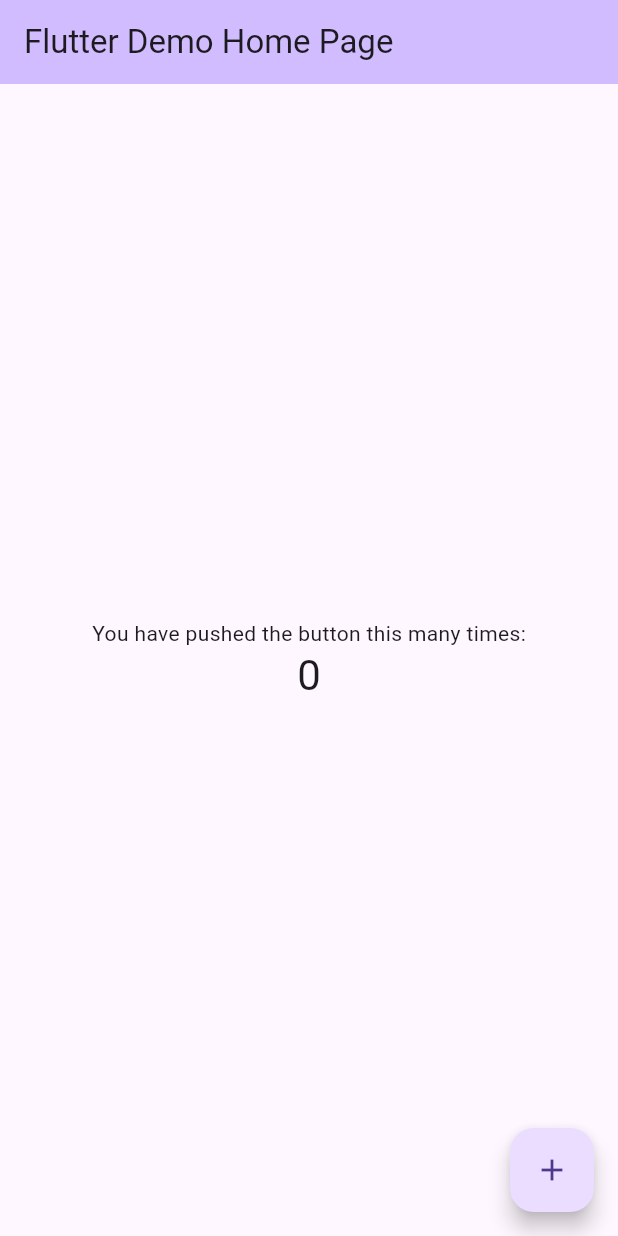
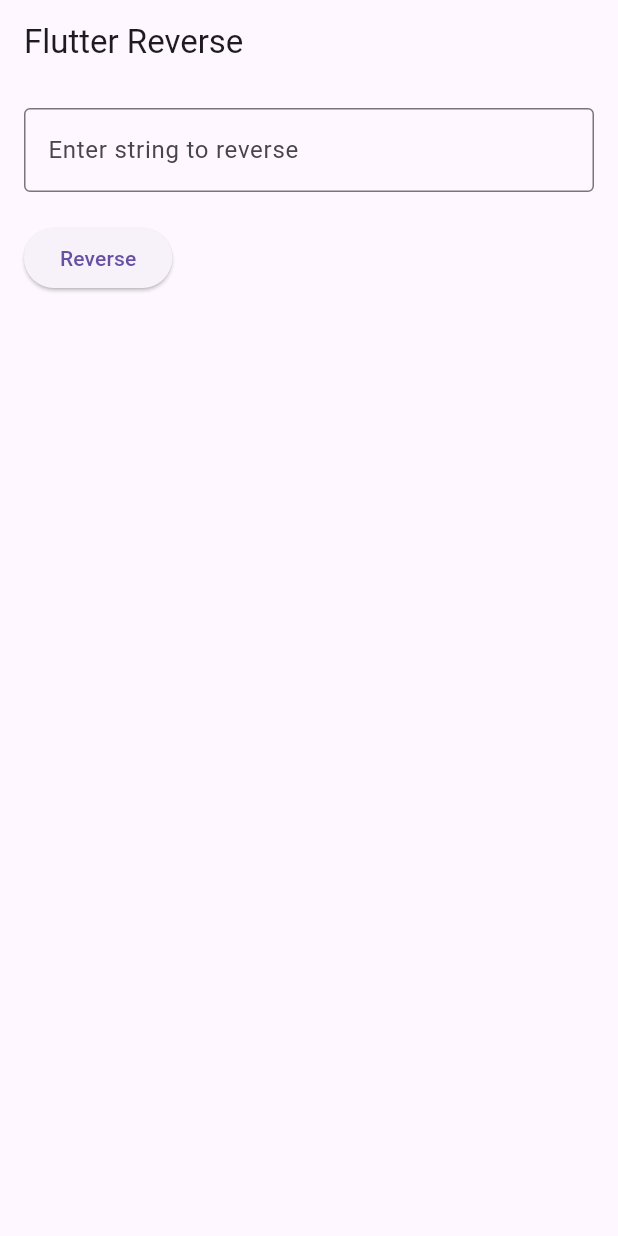
Before and after one commit to abdurrahmanabdullah/coding_interview_viva, a Flutter app: the screen it shows after launch, on a phone screen of 412 x 824 dp. Run offline on Flutter 3.47's test engine with Material 3 defaults, Android fonts, the phone set to English and light mode, and no system bars.

Commit message:
reverse string all test done

```diff
--- a/lib/main.dart
+++ b/lib/main.dart
@@ -1,4 +1,3 @@
-
 ///--flutter   lifecycle  ////////////////////////////
 ///  1----initstate is called only once when the widget is created,
 ///  2---didChangeDependencies()  is called after the initState() and can call multiple time  If any of these dependencies change — for instance, if the theme is updated or if the device orientation changes — didChangeDependencies() is called again to ensure the widget updates to reflect these new values.
@@ -10,78 +9,86 @@
 ///package=> package can add new functionality available to flutter || do not need any native code ||all code in dart
 ///plugin=>is also special kind of package ||in which u can have native code ||camera, url_launcher, shared_preferences, connectivity.
 /// modules => module used to integrated flutter with existing native application | Use modules when you have an existing native app and want to add Flutter features without fully migrating the app to Flutter.
+import 'package:flutter/material.dart';
 
-import 'package:flutter/material.dart';
-void main() {
-  runApp(const MyApp());
-}
+void main() => runApp(const MyApp());
 
 class MyApp extends StatelessWidget {
   const MyApp({super.key});
 
-  // This widget is the root of your application.
   @override
   Widget build(BuildContext context) {
-    return const MaterialApp(
-      title: 'Flutter Demo',
-
-      home:  MyHomePage(title: 'Flutter Demo Home Page'),
+    return MaterialApp(
+      title: 'Flutter Reversi',
+      theme: ThemeData(
+        primarySwatch: Colors.blue,
+      ),
+      home: const HomePage(),
     );
   }
 }
 
-class MyHomePage extends StatefulWidget {
-  const MyHomePage({super.key, required this.title});
-
-
-
-  final String title;
+class HomePage extends StatefulWidget {
+  const HomePage({super.key});
 
   @override
-  State<MyHomePage> createState() => _MyHomePageState();
+  _HomePageState createState() => _HomePageState();
 }
 
-class _MyHomePageState extends State<MyHomePage> {
-  int _counter = 0;
+class _HomePageState extends State<HomePage> {
+  late TextEditingController _controller;
+  String? _reversed; // Changed to nullable String to handle uninitialized state
 
-  void _incrementCounter() {
-    setState(() {
-
-      _counter++;
-    });
+  @override
+  void initState() {
+    super.initState();
+    _controller = TextEditingController();
   }
 
   @override
   Widget build(BuildContext context) {
-
     return Scaffold(
       appBar: AppBar(
-
-        backgroundColor: Theme.of(context).colorScheme.inversePrimary,
-
-        title: Text(widget.title),
+        title: const Text('Flutter Reverse'),
       ),
-      body: Center(
-
+      body: SingleChildScrollView(
+        padding: const EdgeInsets.all(16.0),
         child: Column(
-
-          mainAxisAlignment: MainAxisAlignment.center,
+          crossAxisAlignment: CrossAxisAlignment.start,
           children: <Widget>[
-            const Text(
-              'You have pushed the button this many times:',
+            TextField(
+              controller: _controller,
+              decoration: const InputDecoration(
+                  border: OutlineInputBorder(),
+                  labelText: "Enter string to reverse"),
             ),
-            Text(
-              '$_counter',
-              style: Theme.of(context).textTheme.headlineMedium,
+            const SizedBox(height: 10.0),
+            if (_reversed !=
+                null) // Display _reversed only if it is initialized
+              Text(
+                _reversed!,
+                style: const TextStyle(
+                  fontWeight: FontWeight.bold,
+                  fontSize: 18.0,
+                ),
+              ),
+            const SizedBox(height: 10.0),
+            ElevatedButton(
+              child: const Text("Reverse"),
+              onPressed: () {
+                if (_controller.text.isEmpty) return;
+                setState(() {
+                  _reversed = reverseString(_controller.text);
+                });
+              },
             ),
           ],
         ),
       ),
-      floatingActionButton: FloatingActionButton(
-        onPressed: _incrementCounter,
-        tooltip: 'Increment',
-        child: const Icon(Icons.add),
-      ), // This trailing comma makes auto-formatting nicer for build methods.
     );
   }
 }
+
+String reverseString(String initial) {
+  return initial.split('').reversed.join();
+}
--- a/pubspec.yaml
+++ b/pubspec.yaml
@@ -19,7 +19,7 @@
 version: 1.0.0+1
 
 environment:
-  sdk: ^3.5.3
+  sdk: ^3.4.1
 
 # Dependencies specify other packages that your package needs in order to work.
 # To automatically upgrade your package dependencies to the latest versions
@@ -37,6 +37,8 @@
   cupertino_icons: ^1.0.8
 
 dev_dependencies:
+  integration_test:
+    sdk: flutter
   flutter_test:
     sdk: flutter
 
```
Also changed, not shown: pubspec.lock, 4 other files.
